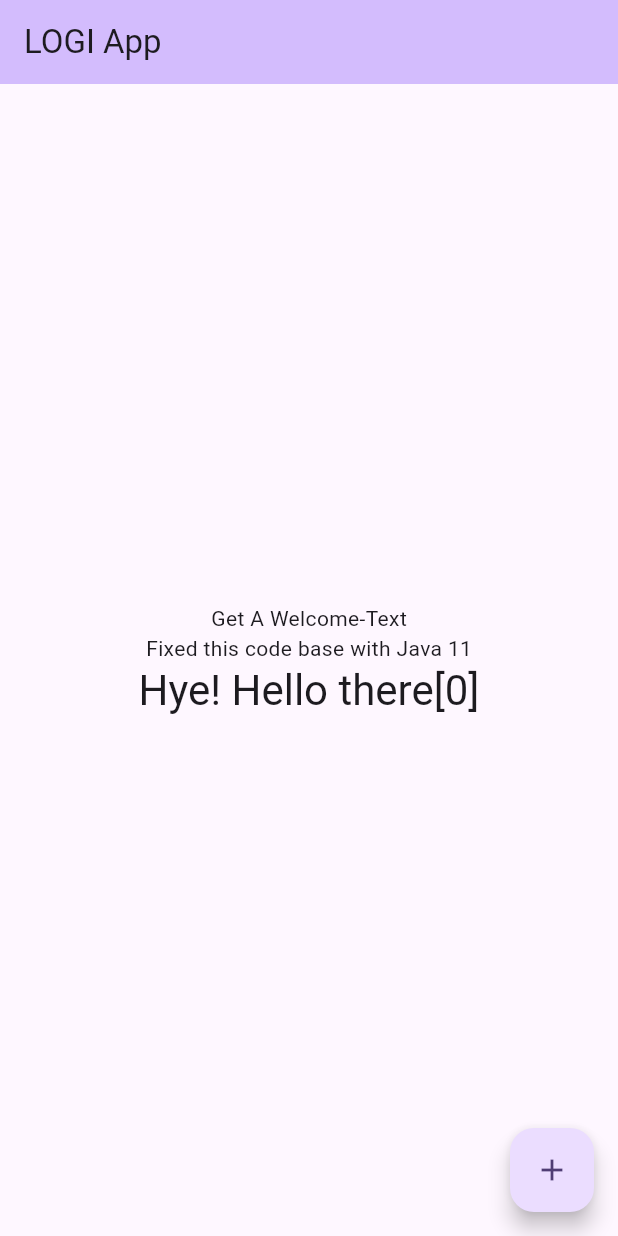
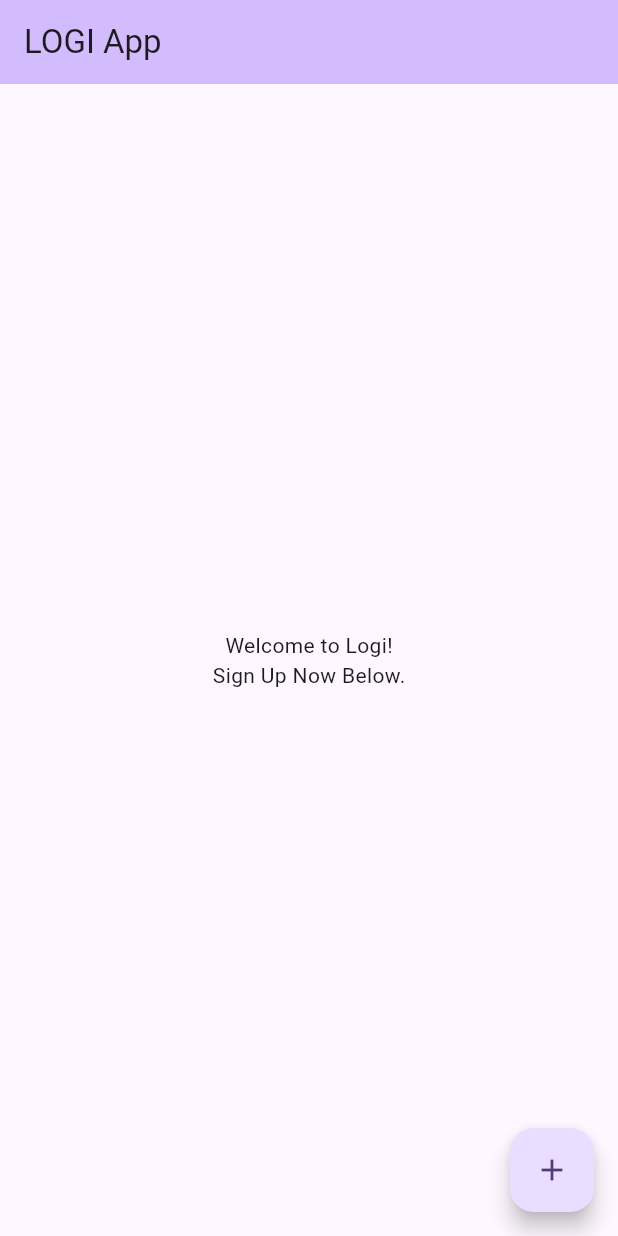
Before and after one commit to ohanz/LOGI, a Flutter app: the screen it shows after launch, on a phone screen of 412 x 824 dp. Run offline on Flutter 3.47's test engine with Material 3 defaults, Android fonts, the phone set to English and light mode, and no system bars.

```diff
--- a/lib/main.dart
+++ b/lib/main.dart
@@ -106,21 +106,17 @@ class _MyHomePageState extends State<MyHomePage> {
           mainAxisAlignment: MainAxisAlignment.center,
           children: <Widget>[
             const Text(
-              'Get A Welcome-Text',
+              'Welcome to Logi!',
             ),
             const Text(
-              'Fixed this code base with Java 11',
-            ),
-            Text(
-              'Hye! Hello there[$_counter]',
-              style: Theme.of(context).textTheme.headlineMedium,
+              'Sign Up Now Below.',
             ),
           ],
         ),
       ),
       floatingActionButton: FloatingActionButton(
         onPressed: _incrementCounter,
-        tooltip: 'Increment',
+        tooltip: 'Show Form',
         child: const Icon(Icons.add),
       ), // This trailing comma makes auto-formatting nicer for build methods.
     );
```
